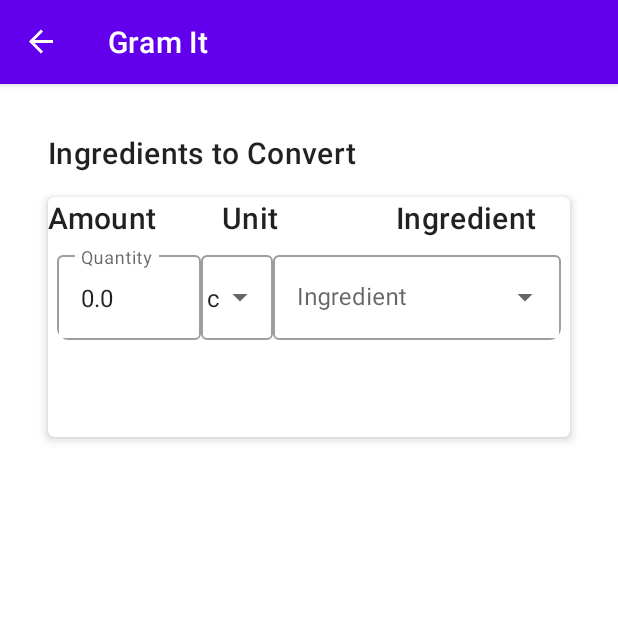
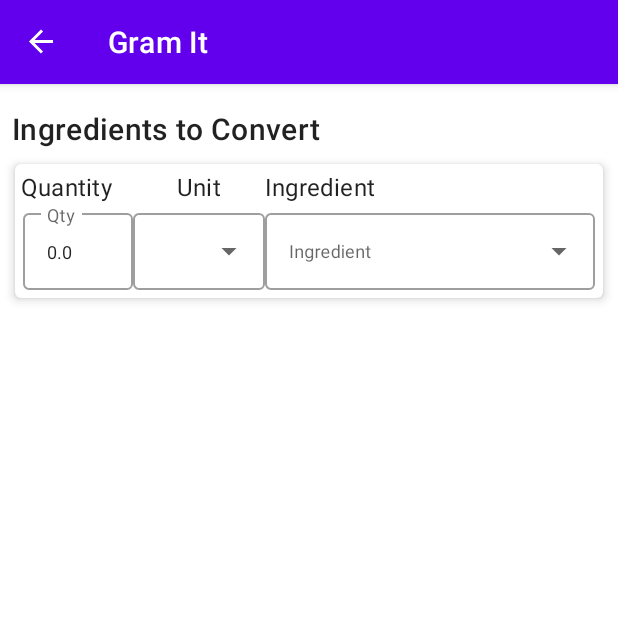
Before and after one commit to wrhenders/android-kitchen-converter, an Android app: the GramItFragment screen opened through its navigation route, on a phone screen of 412 x 824 dp, the top half of it. Run offline under Robolectric (Android 15) with nearby library versions, the phone set to English and light mode, and no system bars; our stand-ins replace data binding, navigation-ui.

Commit message:
updated gramit unit styling

```diff
--- a/app/src/main/java/com/kitchen/recipeconverter/ui/gramit/GramItViewModel.kt
+++ b/app/src/main/java/com/kitchen/recipeconverter/ui/gramit/GramItViewModel.kt
@@ -6,7 +6,7 @@ import com.kitchen.recipeconverter.data.IngredientList
 
 class GramItViewModel : ViewModel() {
     private val itemList: MutableList<GramItItem> = mutableListOf(
-        GramItItem(0.0,"c","")
+        GramItItem(0.0,"","")
     )
     fun getList(): MutableList<GramItItem> {
         return itemList
--- a/app/src/main/res/layout/activity_main.xml
+++ b/app/src/main/res/layout/activity_main.xml
@@ -22,7 +22,6 @@
             android:id="@+id/nav_host_fragment"
             android:layout_width="match_parent"
             android:layout_height="match_parent"
-            android:padding="16dp"
             android:name="androidx.navigation.fragment.NavHostFragment"
             app:navGraph="@navigation/nav_graph"
             app:defaultNavHost="true" />
--- a/app/src/main/res/layout/fragment_gram_it.xml
+++ b/app/src/main/res/layout/fragment_gram_it.xml
@@ -17,7 +17,7 @@
             android:id="@+id/title"
             android:layout_width="match_parent"
             android:layout_height="wrap_content"
-            android:layout_marginHorizontal="16dp"
+            android:layout_marginHorizontal="8dp"
             android:layout_marginTop="16dp"
             android:text="Ingredients to Convert"
             android:textAppearance="?attr/textAppearanceHeadline6"/>
@@ -25,8 +25,8 @@
         <androidx.cardview.widget.CardView
             android:id="@+id/card_view"
             android:layout_width="match_parent"
-            android:layout_height="160dp"
-            android:layout_margin="16dp"
+            android:layout_height="wrap_content"
+            android:layout_margin="10dp"
             app:cardCornerRadius="4dp"
             app:cardElevation="4dp"
             app:layout_constraintTop_toBottomOf="@id/title"
@@ -34,35 +34,40 @@
 
             <androidx.constraintlayout.widget.ConstraintLayout
                 android:layout_width="match_parent"
-                android:layout_height="wrap_content">
+                android:layout_height="wrap_content"
+                android:layout_margin="4dp">
 
                 <TextView
                     android:id="@+id/amount_text"
                     android:layout_width="0dp"
                     android:layout_height="wrap_content"
-                    android:textAppearance="?attr/textAppearanceHeadline6"
-                    android:text="Amount"
+                    android:textAppearance="?attr/textAppearanceSubtitle1"
+                    android:text="Quantity"
                     app:layout_constraintTop_toTopOf="parent"
                     app:layout_constraintStart_toStartOf="parent"
-                    app:layout_constraintEnd_toStartOf="@+id/unit_text"/>
+                    app:layout_constraintEnd_toStartOf="@+id/unit_text"
+                    app:layout_constraintHorizontal_weight="1"/>
                 <TextView
                     android:id="@+id/unit_text"
                     android:layout_width="0dp"
                     android:layout_height="wrap_content"
-                    android:textAppearance="?attr/textAppearanceHeadline6"
+                    android:textAppearance="?attr/textAppearanceSubtitle1"
                     android:text="Unit"
+                    android:textAlignment="center"
                     app:layout_constraintStart_toEndOf="@id/amount_text"
                     app:layout_constraintEnd_toStartOf="@+id/ingredient_text"
-                    app:layout_constraintTop_toTopOf="@id/amount_text"/>
+                    app:layout_constraintTop_toTopOf="@id/amount_text"
+                    app:layout_constraintHorizontal_weight="1.2"/>
                 <TextView
                     android:id="@+id/ingredient_text"
                     android:layout_width="0dp"
                     android:layout_height="wrap_content"
-                    android:textAppearance="?attr/textAppearanceHeadline6"
+                    android:textAppearance="?attr/textAppearanceSubtitle1"
                     android:text="Ingredient"
                     app:layout_constraintTop_toTopOf="@id/amount_text"
                     app:layout_constraintStart_toEndOf="@id/unit_text"
-                    app:layout_constraintEnd_toEndOf="parent"/>
+                    app:layout_constraintEnd_toEndOf="parent"
+                    app:layout_constraintHorizontal_weight="3"/>
 
                 <androidx.recyclerview.widget.RecyclerView
                     android:id="@+id/recycler_view"
--- a/app/src/main/res/layout/gramit_ingredient.xml
+++ b/app/src/main/res/layout/gramit_ingredient.xml
@@ -5,28 +5,29 @@
     android:id="@+id/card_view"
     android:layout_width="match_parent"
     android:layout_height="wrap_content"
-    android:layout_margin="6dp"
     app:cardCornerRadius="8dp"
     app:cardElevation="0dp">
     <androidx.constraintlayout.widget.ConstraintLayout
         android:layout_width="match_parent"
-        android:layout_height="wrap_content">
+        android:layout_height="wrap_content"
+        android:layout_margin="1dp">
 
         <com.google.android.material.textfield.TextInputLayout
             android:id="@+id/quantity_text_label"
             style="@style/Widget.MaterialComponents.TextInputLayout.OutlinedBox"
             android:layout_width="0dp"
             android:layout_height="wrap_content"
-            android:hint="@string/quantity"
+            android:hint="Qty"
             app:layout_constraintEnd_toStartOf="@id/unit_menu"
             app:layout_constraintStart_toStartOf="parent"
             app:layout_constraintTop_toTopOf="parent"
-            app:layout_constraintHorizontal_weight="2">
+            app:layout_constraintHorizontal_weight="1">
 
             <com.google.android.material.textfield.TextInputEditText
                 android:id="@+id/quantity_text"
                 android:layout_width="match_parent"
                 android:layout_height="match_parent"
+                android:textSize="12sp"
                 android:inputType="numberDecimal" />
 
         </com.google.android.material.textfield.TextInputLayout>
@@ -36,17 +37,17 @@
             style="@style/Widget.MaterialComponents.TextInputLayout.OutlinedBox.ExposedDropdownMenu"
             android:layout_width="0dp"
             android:layout_height="wrap_content"
-            android:hint="@string/units"
             app:layout_constraintEnd_toStartOf="@id/ingredient_menu"
             app:layout_constraintStart_toEndOf="@id/quantity_text_label"
             app:layout_constraintTop_toTopOf="@+id/quantity_text_label"
-            app:layout_constraintHorizontal_weight="1">
+            app:layout_constraintHorizontal_weight="1.2">
 
             <AutoCompleteTextView
                 android:id="@+id/unit_text"
                 android:layout_width="match_parent"
                 android:layout_height="wrap_content"
                 android:inputType="none"
+                android:textSize="12sp"
                 android:maxLines="1" />
 
         </com.google.android.material.textfield.TextInputLayout>
@@ -60,14 +61,15 @@
             app:layout_constraintEnd_toEndOf="parent"
             app:layout_constraintStart_toEndOf="@id/unit_menu"
             app:layout_constraintTop_toTopOf="parent"
-            app:layout_constraintBottom_toBottomOf="@id/unit_menu"
-            app:layout_constraintHorizontal_weight="4">
+            app:layout_constraintHorizontal_weight="3">
 
             <AutoCompleteTextView
                 android:id="@+id/ingredient_text"
                 android:layout_width="match_parent"
                 android:layout_height="wrap_content"
-                android:inputType="none"
+                android:inputType="textAutoComplete"
+                android:textSize="12sp"
+                android:textAlignment="textStart"
                 android:maxLines="1" />
 
         </com.google.android.material.textfield.TextInputLayout>
```
